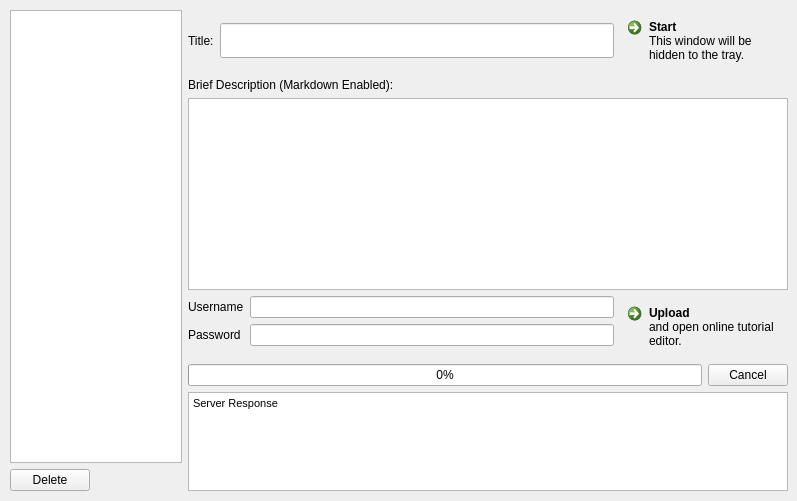
Old version of the form client/editorwindow.ui in the repository skyronic/tuxtorial-client.
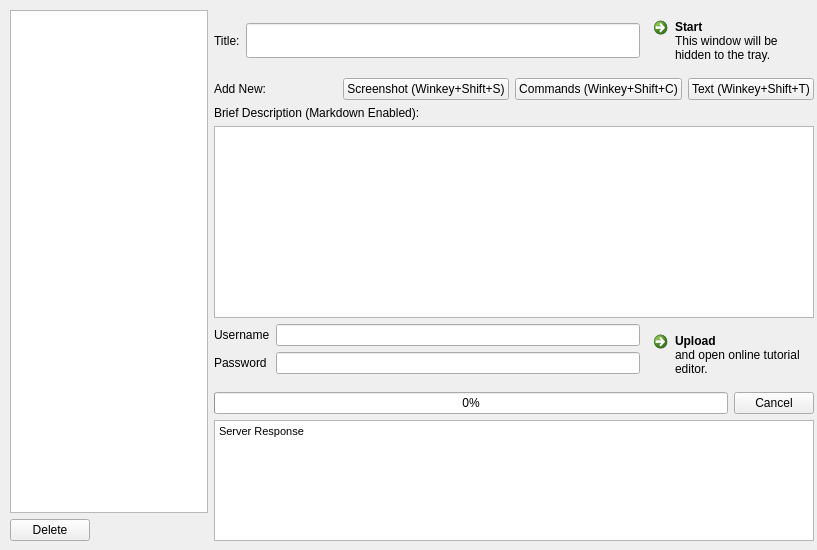
New version of the form. Icons and pictures are not drawn.

The edit to the form file:
```diff
--- a/client/editorwindow.ui
+++ b/client/editorwindow.ui
@@ -6,8 +6,8 @@
    <rect>
     <x>0</x>
     <y>0</y>
-    <width>797</width>
-    <height>501</height>
+    <width>817</width>
+    <height>550</height>
    </rect>
   </property>
   <property name="sizePolicy">
@@ -31,8 +31,8 @@
      <rect>
       <x>10</x>
       <y>10</y>
-      <width>778</width>
-      <height>481</height>
+      <width>804</width>
+      <height>531</height>
      </rect>
     </property>
     <layout class="QHBoxLayout" name="horizontalLayout" stretch="0,1">
@@ -91,7 +91,7 @@
       </layout>
      </item>
      <item>
-      <layout class="QVBoxLayout" name="verticalLayout" stretch="0,0,0,0,0,1">
+      <layout class="QVBoxLayout" name="verticalLayout" stretch="0,0,0,0,0,0,1">
        <item>
         <layout class="QHBoxLayout" name="horizontalLayout_3" stretch="0,1,0">
          <item>
@@ -135,6 +135,50 @@
          </item>
         </layout>
        </item>
+       <item>
+        <layout class="QHBoxLayout" name="horizontalLayout_6">
+         <item>
+          <widget class="QLabel" name="label_3">
+           <property name="text">
+            <string>Add New:</string>
+           </property>
+          </widget>
+         </item>
+         <item>
+          <widget class="QPushButton" name="screenShotButton">
+           <property name="text">
+            <string>Screenshot (Winkey+Shift+S)</string>
+           </property>
+           <property name="icon">
+            <iconset resource="icons.qrc">
+             <normaloff>:/icons/icons/48px-Camera-photo.svg.png</normaloff>:/icons/icons/48px-Camera-photo.svg.png</iconset>
+           </property>
+          </widget>
+         </item>
+         <item>
+          <widget class="QPushButton" name="commandButton">
+           <property name="text">
+            <string>Commands (Winkey+Shift+C)</string>
+           </property>
+           <property name="icon">
+            <iconset resource="icons.qrc">
+             <normaloff>:/icons/icons/48px-Utilities-terminal.svg.png</normaloff>:/icons/icons/48px-Utilities-terminal.svg.png</iconset>
+           </property>
+          </widget>
+         </item>
+         <item>
+          <widget class="QPushButton" name="textButton">
+           <property name="text">
+            <string>Text (Winkey+Shift+T)</string>
+           </property>
+           <property name="icon">
+            <iconset resource="icons.qrc">
+             <normaloff>:/icons/icons/48px-Accessories-text-editor.svg.png</normaloff>:/icons/icons/48px-Accessories-text-editor.svg.png</iconset>
+           </property>
+          </widget>
+         </item>
+        </layout>
+       </item>
        <item>
         <widget class="QLabel" name="label_2">
          <property name="text">
@@ -223,11 +267,11 @@
           <string>&lt;!DOCTYPE HTML PUBLIC &quot;-//W3C//DTD HTML 4.0//EN&quot; &quot;http://www.w3.org/TR/REC-html40/strict.dtd&quot;&gt;
 &lt;html&gt;&lt;head&gt;&lt;meta name=&quot;qrichtext&quot; content=&quot;1&quot; /&gt;&lt;style type=&quot;text/css&quot;&gt;
 p, li { white-space: pre-wrap; }
-&lt;/style&gt;&lt;/head&gt;&lt;body style=&quot; font-family:'Sans'; font-size:8pt; font-weight:400; font-style:normal;&quot;&gt;
+&lt;/style&gt;&lt;/head&gt;&lt;body style=&quot; font-family:'Ubuntu'; font-size:9pt; font-weight:400; font-style:normal;&quot;&gt;
 &lt;table border=&quot;0&quot; style=&quot;-qt-table-type: root; margin-top:4px; margin-bottom:4px; margin-left:4px; margin-right:4px;&quot;&gt;
 &lt;tr&gt;
 &lt;td style=&quot;border: none;&quot;&gt;
-&lt;p style=&quot; margin-top:0px; margin-bottom:0px; margin-left:0px; margin-right:0px; -qt-block-indent:0; text-indent:0px;&quot;&gt;Server Response&lt;/p&gt;&lt;/td&gt;&lt;/tr&gt;&lt;/table&gt;&lt;/body&gt;&lt;/html&gt;</string>
+&lt;p style=&quot; margin-top:0px; margin-bottom:0px; margin-left:0px; margin-right:0px; -qt-block-indent:0; text-indent:0px;&quot;&gt;&lt;span style=&quot; font-family:'Sans'; font-size:8pt;&quot;&gt;Server Response&lt;/span&gt;&lt;/p&gt;&lt;/td&gt;&lt;/tr&gt;&lt;/table&gt;&lt;/body&gt;&lt;/html&gt;</string>
          </property>
          <property name="openExternalLinks">
           <bool>true</bool>
```
Left out of the diff: 10 changed lines with no effect on the pictures.
